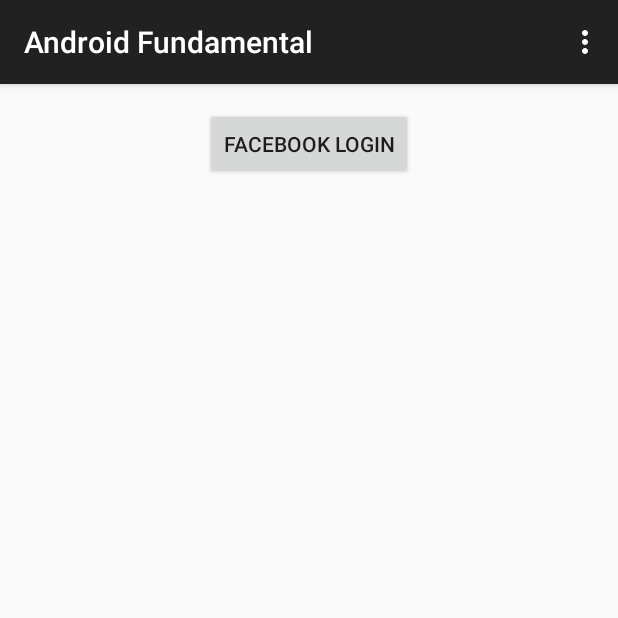
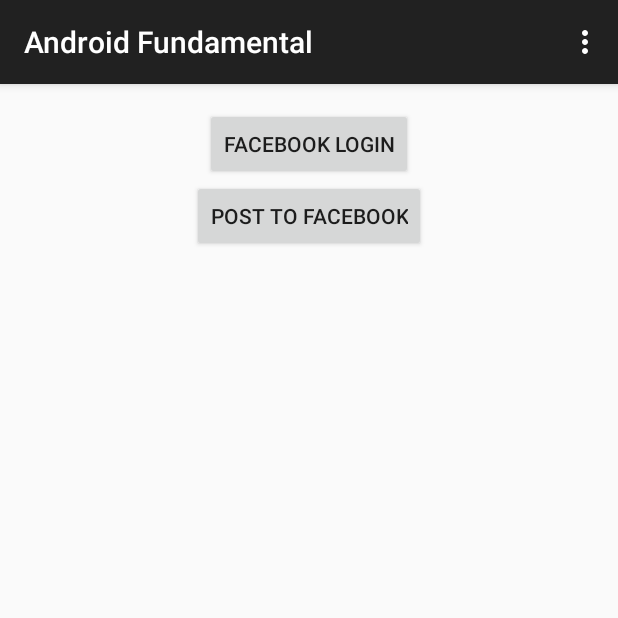
Before and after one commit to virusmanxx/android-fundamental, an Android app: the screen it shows after launch (MainActivity), on a phone screen of 412 x 824 dp, the top half of it. Run offline under Robolectric (Android 15) with nearby library versions, the phone set to English and light mode, and no system bars; libraries missing offline, so code that uses them is left out: com.facebook, com.facebook.model, com.facebook.widget.

```diff
--- a/app/src/main/java/cpe/phaith/androidfundamental/MainActivity.java
+++ b/app/src/main/java/cpe/phaith/androidfundamental/MainActivity.java
@@ -32,6 +32,11 @@ public class MainActivity extends ActionBarActivity {
             onSessionStateChange(session, state, exception);
         }
     };
+    private PendingAction pendingAction;
+
+    enum PendingAction {
+        NONE, LOGGED_IN, LOGGED_OUT
+    }
 
     @Override
     protected void onCreate(Bundle savedInstanceState) {
@@ -39,6 +44,7 @@ public class MainActivity extends ActionBarActivity {
         setContentView(R.layout.activity_main);
 
         context = this;
+        pendingAction = PendingAction.NONE;
 
         loginButton = (Button) findViewById(R.id.login_button);
         changeToLoginButton(loginButton);
@@ -46,21 +52,23 @@ public class MainActivity extends ActionBarActivity {
 
     }
 
-    private void changeToLogoutButton(Button button){
+    private void changeToLogoutButton(Button button) {
         button.setText("Logout");
         button.setOnClickListener(new View.OnClickListener() {
             @Override
             public void onClick(View v) {
+                pendingAction = PendingAction.LOGGED_OUT;
                 callFacebookLogout();
             }
         });
     }
 
-    private void changeToLoginButton(Button button){
+    private void changeToLoginButton(Button button) {
         button.setText("Facebook Login");
         button.setOnClickListener(new View.OnClickListener() {
             @Override
             public void onClick(View v) {
+                pendingAction = PendingAction.LOGGED_IN;
                 Session session = Session.getActiveSession();
                 if (session != null && !session.isOpened() && !session.isClosed()) {
                     session.openForRead(new Session.OpenRequest(MainActivity.this)
@@ -105,6 +113,8 @@ public class MainActivity extends ActionBarActivity {
 
     private void onSessionStateChange(Session session, SessionState state, Exception exception) {
         if (state.isOpened()) {
+            if (pendingAction == PendingAction.LOGGED_IN) {
+                pendingAction = PendingAction.NONE;
                 Log.i(TAG, "Logged in...");
                 changeToLogoutButton(loginButton);
                 Request.newMeRequest(session, new Request.GraphUserCallback() {
@@ -115,15 +125,19 @@ public class MainActivity extends ActionBarActivity {
                         Toast.makeText(context, user.getName() + " is Logged in", Toast.LENGTH_SHORT).show();
                     }
                 }).executeAsync();
+            }
         } else if (state.isClosed()) {
-            Log.i(TAG, "Logged out...");
+            if (pendingAction == PendingAction.LOGGED_OUT) {
+                pendingAction = PendingAction.NONE;
                 changeToLoginButton(loginButton);
+            }
         }
     }
 
     @Override
     public void onActivityResult(int requestCode, int resultCode, Intent data) {
         super.onActivityResult(requestCode, resultCode, data);
+        if (Session.getActiveSession() != null)
             Session.getActiveSession().onActivityResult(this, requestCode, resultCode, data);
     }
 }
--- a/app/src/main/res/layout/activity_main.xml
+++ b/app/src/main/res/layout/activity_main.xml
@@ -14,4 +14,12 @@
         android:layout_centerHorizontal="true"
         android:text="FB Login" />
 
+    <Button
+        android:layout_width="wrap_content"
+        android:layout_height="wrap_content"
+        android:text="Post to facebook"
+        android:id="@+id/btnPost"
+        android:layout_below="@+id/login_button"
+        android:layout_centerHorizontal="true" />
+
 </RelativeLayout>
```
Lines whose indentation alone changed are shown as unchanged.
